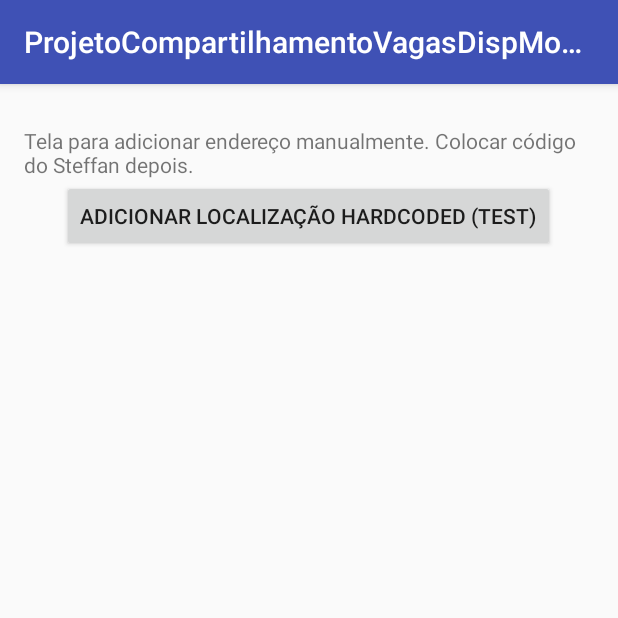
After one commit to Andre0991/app-localiza-vagas, an Android app: the InsertAddressManuallyActivity screen opened directly, with no data from a screen before it, on a phone screen of 412 x 824 dp, the top half of it. The commit adds this screen. Run offline under Robolectric (Android 15) with nearby library versions, the phone set to English and light mode, and no system bars.

Commit message:
Adiciona classe para inserir manualmente endereço.

```diff
--- a/android-studio-projeto/app/src/main/AndroidManifest.xml
+++ b/android-studio-projeto/app/src/main/AndroidManifest.xml
@@ -22,7 +22,9 @@
         <activity android:name=".Activities.MainMenuActivity" />
         <activity android:name=".Activities.RegisterActivity" />
         <activity android:name=".Activities.LocationActivity" />
-        <activity android:name=".Activities.GuessParkingLocationActivity"></activity>
+        <activity android:name=".Activities.GuessParkingLocationActivity" />
+        <activity android:name=".Activities.InsertAddressManuallyActivity" />
+        <activity android:name=".Activities.SearchFreeParkingLocationActivity"></activity>
     </application>
 
 </manifest>
--- /dev/null
+++ b/android-studio-projeto/app/src/main/java/com/example/andreperictavares/projetocompartilhamentovagasdispmoveis/Activities/InsertAddressManuallyActivity.java
@@ -0,0 +1,56 @@
+package com.example.andreperictavares.projetocompartilhamentovagasdispmoveis.Activities;
+
+import android.content.Intent;
+import android.support.v7.app.AppCompatActivity;
+import android.os.Bundle;
+import android.view.View;
+import android.widget.Toast;
+
+import com.example.andreperictavares.projetocompartilhamentovagasdispmoveis.Entities.Calcada;
+import com.example.andreperictavares.projetocompartilhamentovagasdispmoveis.Entities.ParkingLocation;
+import com.example.andreperictavares.projetocompartilhamentovagasdispmoveis.Entities.User;
+import com.example.andreperictavares.projetocompartilhamentovagasdispmoveis.Network.CalcadaServices;
+import com.example.andreperictavares.projetocompartilhamentovagasdispmoveis.Network.ParkingLocationServices;
+import com.example.andreperictavares.projetocompartilhamentovagasdispmoveis.R;
+import com.example.andreperictavares.projetocompartilhamentovagasdispmoveis.Utils.SharedPreferencesUtils;
+import com.example.andreperictavares.projetocompartilhamentovagasdispmoveis.Utils.VolleyJsonOBJCallback;
+import com.example.andreperictavares.projetocompartilhamentovagasdispmoveis.Utils.VolleyStringCallback;
+
+import org.json.JSONObject;
+
+// TODO: pegar codigo do Steffan
+public class InsertAddressManuallyActivity extends AppCompatActivity {
+
+    @Override
+    protected void onCreate(Bundle savedInstanceState) {
+        super.onCreate(savedInstanceState);
+        setContentView(R.layout.activity_insert_address_manually);
+
+    }
+
+    public void addCalcada(View view){
+        // TODO: retirar teste hardcoded quando código do Steffan estiver aqui
+        // Adiciona calçada hardcoded (test)
+        Calcada calcada = new Calcada(677, "09210300", "Av. Estados Unidos", -23.6358129, -46.529127, User.getCurrentUser(this));
+        CalcadaServices.addCalcada(calcada, this, new VolleyJsonOBJCallback() {
+            @Override
+            public void onSuccessResponse(JSONObject result) {
+                // TODO: retirar (debug)
+                String sucesso = "Calçada adicionada com sucesso!";
+                Toast.makeText(InsertAddressManuallyActivity.this, sucesso, Toast.LENGTH_LONG).show();
+                goToMainMenu();
+            }
+            @Override
+            public void onErrorResponse(String result) {
+                // TODO: retirar (debug)
+                Toast.makeText(InsertAddressManuallyActivity.this, result, Toast.LENGTH_LONG).show();
+            }
+        });
+    }
+
+    private void goToMainMenu() {
+        Intent intent = new Intent(this, MainMenuActivity.class);
+        startActivity(intent);
+        this.finish();
+    }
+}
--- a/android-studio-projeto/app/src/main/java/com/example/andreperictavares/projetocompartilhamentovagasdispmoveis/Network/ParkingLocationServices.java
+++ b/android-studio-projeto/app/src/main/java/com/example/andreperictavares/projetocompartilhamentovagasdispmoveis/Network/ParkingLocationServices.java
@@ -21,7 +21,7 @@ import static com.example.andreperictavares.projetocompartilhamentovagasdispmove
 
 public class ParkingLocationServices {
         public static void addParkingLocation(ParkingLocation parkingLocation, final Context ctx, final VolleyStringCallback callback) {
-        String url = API_ADDRESS + API_VERSION + "/parkingLocation";
+        String url = API_ADDRESS + API_VERSION + "/calcada";
         final String body = new Gson().toJson(parkingLocation);
         StringRequest req = new StringRequest(Request.Method.POST, url,
                 new Response.Listener<String>() {
@@ -33,6 +33,7 @@ public class ParkingLocationServices {
                     public void onErrorResponse(VolleyError error) {
                         String errorMsg = Service.getErrorResponse(error);
                         if (errorMsg != null){
+                            // TODO: Tirar - serve apenas para debugar
                             Toast.makeText(ctx, errorMsg, Toast.LENGTH_LONG).show();
                         }
                     }
--- a/android-studio-projeto/app/src/main/java/com/example/andreperictavares/projetocompartilhamentovagasdispmoveis/Network/Service.java
+++ b/android-studio-projeto/app/src/main/java/com/example/andreperictavares/projetocompartilhamentovagasdispmoveis/Network/Service.java
@@ -19,7 +19,7 @@ class Service {
 
     public static final String API_VERSION = "v1";
 //    public static final String API_ADDRESS = "http://172.31.92.56:3000/api/";
-    public static final String API_ADDRESS = "http://192.168.0.103:3000/api/";
+    public static final String API_ADDRESS = "http://172.31.113.51:3000/api/";
 
     public static String getErrorResponse(VolleyError error){
         if (error.networkResponse == null) {
--- a/android-studio-projeto/app/src/main/res/layout/activity_guess_parking_location.xml
+++ b/android-studio-projeto/app/src/main/res/layout/activity_guess_parking_location.xml
@@ -40,6 +40,12 @@ tools:context="com.example.andreperictavares.projetocompartilhamentovagasdispmov
         android:text="@string/o_endere_o_acima_est_correto"
         android:id="@+id/right_address_question" />
 
+    <TextView
+        android:text="@string/postcode"
+        android:layout_width="match_parent"
+        android:layout_height="wrap_content"
+        android:id="@+id/postcode" />
+
     <ProgressBar
         style="@style/Widget.AppCompat.ProgressBar"
         android:layout_width="match_parent"
--- /dev/null
+++ b/android-studio-projeto/app/src/main/res/layout/activity_insert_address_manually.xml
@@ -0,0 +1,31 @@
+<?xml version="1.0" encoding="utf-8"?>
+<RelativeLayout xmlns:android="http://schemas.android.com/apk/res/android"
+    xmlns:tools="http://schemas.android.com/tools"
+    android:id="@+id/activity_insert_address_manually"
+    android:layout_width="match_parent"
+    android:layout_height="match_parent"
+    android:paddingBottom="@dimen/activity_vertical_margin"
+    android:paddingLeft="@dimen/activity_horizontal_margin"
+    android:paddingRight="@dimen/activity_horizontal_margin"
+    android:paddingTop="@dimen/activity_vertical_margin"
+    tools:context="com.example.andreperictavares.projetocompartilhamentovagasdispmoveis.Activities.InsertAddressManuallyActivity">
+
+    <Button
+        android:text="Adicionar localização hardcoded (test)"
+        android:layout_width="wrap_content"
+        android:layout_height="wrap_content"
+        android:layout_alignParentTop="true"
+        android:layout_centerHorizontal="true"
+        android:onClick="addCalcada"
+        android:layout_marginTop="48dp"
+        android:id="@+id/button3" />
+
+    <TextView
+        android:text="Tela para adicionar endereço manualmente. Colocar código do Steffan depois."
+        android:layout_width="wrap_content"
+        android:layout_height="wrap_content"
+        android:layout_alignParentTop="true"
+        android:layout_centerHorizontal="true"
+        android:layout_marginTop="12dp"
+        android:id="@+id/textView5" />
+</RelativeLayout>
--- a/android-studio-projeto/app/src/main/res/values/strings.xml
+++ b/android-studio-projeto/app/src/main/res/values/strings.xml
@@ -12,4 +12,8 @@
     <string name="cidade">cidade</string>
     <string name="estado">estado</string>
     <string name="o_endere_o_acima_est_correto">O endereço acima está correto?</string>
+    <string name="procurar_calcada_livre">Procurar calçada livre</string>
+    <string name="sucess_response_insert_address">Sucesso! Calçada adicionada.</string>
+    <string name="error_response_insert_address">Não adicionou calçada com sucesso :(</string>
+    <string name="postcode">CEP</string>
 </resources>
```
Also changed, not shown: android-studio-projeto/app/src/main/java/com/example/andreperictavares/projetocompartilhamentovagasdispmoveis/Activities/GuessParkingLocationActivity.java (+24 -19 lines), android-studio-projeto/app/src/main/java/com/example/andreperictavares/projetocompartilhamentovagasdispmoveis/Activities/MainActivity.java (+1 -16 lines), android-studio-projeto/app/src/main/java/com/example/andreperictavares/projetocompartilhamentovagasdispmoveis/Activities/MainMenuActivity.java (+14 -0 lines), android-studio-projeto/app/src/main/java/com/example/andreperictavares/projetocompartilhamentovagasdispmoveis/Activities/SearchFreeParkingLocationActivity.java (added, +16 -0 lines), android-studio-projeto/app/src/main/java/com/example/andreperictavares/projetocompartilhamentovagasdispmoveis/Network/DistanceServices.java (added, +8 -0 lines), android-studio-projeto/app/src/main/res/layout/activity_main_menu.xml (+13 -0 lines), android-studio-projeto/app/src/main/res/layout/activity_search_free_parking_location.xml (added, +13 -0 lines).
